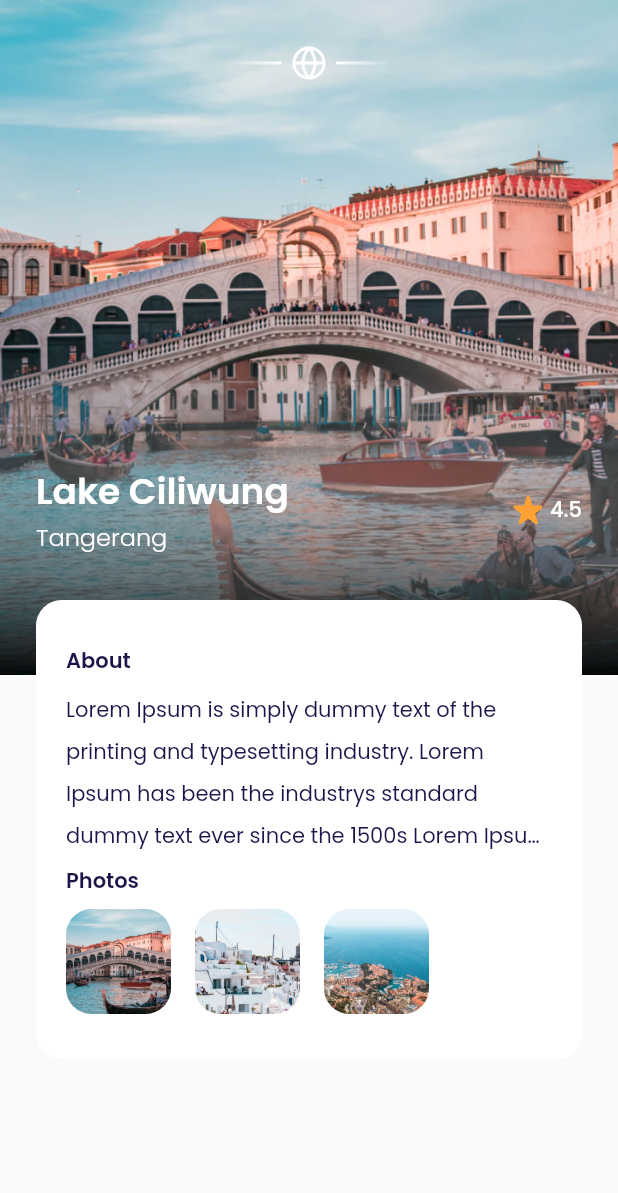
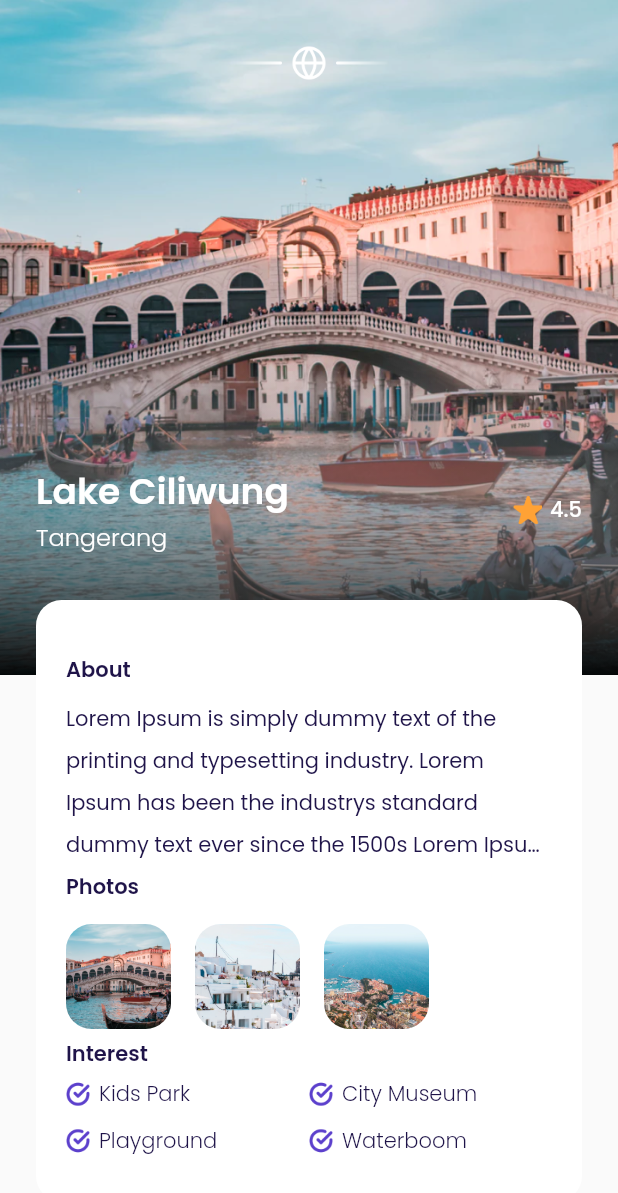
Before and after one commit to justirva09/flutter-basic, a Flutter app: the MainScreen screen opened by its route, after a tap on "Danau Beratan", on a phone screen of 412 x 824 dp. Shown: the top 1193 px of the screen. Run offline on Flutter 3.47's test engine with Material 2 defaults, Android fonts, the phone set to English and light mode, and no system bars; our stand-ins replace google_fonts.

Commit message:
completed detail page

```diff
--- a/lib/ui/screen/detail_screen.dart
+++ b/lib/ui/screen/detail_screen.dart
@@ -1,5 +1,7 @@
 import 'package:flutter/material.dart';
 import 'package:my_app/shared/theme.dart';
+import 'package:my_app/ui/widget/custom_button.dart';
+import 'package:my_app/ui/widget/interest_item.dart';
 
 class DetailScreen extends StatelessWidget {
   const DetailScreen({Key? key}) : super(key: key);
@@ -9,9 +11,11 @@ class DetailScreen extends StatelessWidget {
       width: double.infinity,
       height: 450,
       decoration: const BoxDecoration(
-          image: DecorationImage(
-              fit: BoxFit.cover,
-              image: AssetImage('assets/image_destination1.png'))),
+        image: DecorationImage(
+          fit: BoxFit.cover,
+          image: AssetImage('assets/image_destination1.png'),
+        ),
+      ),
     );
   }
 
@@ -21,10 +25,12 @@ class DetailScreen extends StatelessWidget {
       height: 214,
       margin: const EdgeInsets.only(top: 236),
       decoration: BoxDecoration(
-          gradient: LinearGradient(colors: [
-        kWhiteColor.withOpacity(0),
-        Colors.black.withOpacity(0.95)
-      ], begin: Alignment.topCenter, end: Alignment.bottomCenter)),
+        gradient: LinearGradient(
+          colors: [kWhiteColor.withOpacity(0), Colors.black.withOpacity(0.95)],
+          begin: Alignment.topCenter,
+          end: Alignment.bottomCenter,
+        ),
+      ),
     );
   }
 
@@ -38,6 +44,20 @@ class DetailScreen extends StatelessWidget {
         image: DecorationImage(
           fit: BoxFit.cover,
           image: AssetImage(image),
+        ),
+      ),
+    );
+  }
+
+  Widget headingTitle(String title) {
+    return Container(
+      margin: const EdgeInsets.symmetric(
+        vertical: 6,
+      ),
+      child: Text(
+        title,
+        style: blackTextStyle.copyWith(
+          fontWeight: semiBold,
         ),
       ),
     );
@@ -117,15 +137,7 @@ class DetailScreen extends StatelessWidget {
             child: Column(
               crossAxisAlignment: CrossAxisAlignment.start,
               children: [
-                Text(
-                  'About',
-                  style: blackTextStyle.copyWith(
-                    fontWeight: semiBold,
-                  ),
-                ),
-                const SizedBox(
-                  height: 6,
-                ),
+                headingTitle('About'),
                 Text(
                   'Lorem Ipsum is simply dummy text of the printing and typesetting industry. Lorem Ipsum has been the industrys standard dummy text ever since the 1500s Lorem Ipsum is simply dummy text of the printing and typesetting industry. Lorem Ipsum has been the industrys standard dummy text ever since the 1500s Lorem Ipsum is simply dummy text of the printing and typesetting industry. Lorem Ipsum has been the industrys standard dummy text ever since the 1500s',
                   style: blackTextStyle.copyWith(height: 2),
@@ -133,22 +145,65 @@ class DetailScreen extends StatelessWidget {
                   maxLines: 4, // give a max value for elipsis line
                 ),
                 // NOTE PHOTOS
-                const SizedBox(
-                  height: 8,
-                ),
-                Text(
-                  'Photos',
-                  style: blackTextStyle.copyWith(
-                    fontWeight: semiBold,
-                  ),
-                ),
+                headingTitle('Photos'),
                 Row(
                   children: [
                     contentDestinationPhotos('assets/image_destination1.png'),
                     contentDestinationPhotos('assets/image_destination2.png'),
                     contentDestinationPhotos('assets/image_destination3.png'),
                   ],
-                )
+                ),
+                headingTitle('Interest'),
+                Row(
+                  children: const [
+                    InterestsWidget(title: 'Kids Park'),
+                    InterestsWidget(title: 'City Museum'),
+                  ],
+                ),
+                const SizedBox(
+                  height: 10,
+                ),
+                Row(
+                  children: const [
+                    InterestsWidget(title: 'Playground'),
+                    InterestsWidget(title: 'Waterboom'),
+                  ],
+                ),
+              ],
+            ),
+          ),
+          // NOTE: PRICE & BOOK BUTTON
+          Container(
+            width: double.infinity,
+            margin: const EdgeInsets.symmetric(
+              vertical: 20,
+            ),
+            child: Row(
+              children: [
+                Expanded(
+                  child: Column(
+                    crossAxisAlignment: CrossAxisAlignment.start,
+                    children: [
+                      Text(
+                        'IDR 2.500.000',
+                        style: blackTextStyle.copyWith(
+                          fontWeight: medium,
+                          fontSize: 18,
+                        ),
+                      ),
+                      const SizedBox(
+                        height: 5,
+                      ),
+                      Text(
+                        'per Orang',
+                        style: greyTextStyle.copyWith(
+                          fontWeight: light,
+                        ),
+                      )
+                    ],
+                  ),
+                ),
+                CustomButton(title: 'Book Now', onPress: () {}, width: 170)
               ],
             ),
           )
@@ -160,9 +215,16 @@ class DetailScreen extends StatelessWidget {
   @override
   Widget build(BuildContext context) {
     return Scaffold(
-        backgroundColor: kBackgroundColor,
-        body: Stack(
-          children: [backgroundImage(), shadowBottom(), content()],
-        ));
+      backgroundColor: kBackgroundColor,
+      body: SingleChildScrollView(
+        child: Stack(
+          children: [
+            backgroundImage(),
+            shadowBottom(),
+            content(),
+          ],
+        ),
+      ),
+    );
   }
 }
--- a/lib/ui/widget/coursel_card_item.dart
+++ b/lib/ui/widget/coursel_card_item.dart
@@ -1,26 +1,39 @@
 import 'package:flutter/material.dart';
 import 'package:my_app/shared/theme.dart';
+import 'package:my_app/ui/screen/detail_screen.dart';
 
 class CourselCardItem extends StatelessWidget {
   final String thumbnail;
   final String title;
   final String rating;
   final String subTitle;
-  const CourselCardItem({ Key? key, required this.thumbnail, required this.title, required this.rating, required this.subTitle }) : super(key: key);
+  const CourselCardItem(
+      {Key? key,
+      required this.thumbnail,
+      required this.title,
+      required this.rating,
+      required this.subTitle})
+      : super(key: key);
 
   @override
   Widget build(BuildContext context) {
-    return Container(
+    return GestureDetector(
+      onTap: () {
+        Navigator.push(
+          context,
+          MaterialPageRoute(
+            builder: (context) => const DetailScreen(),
+          ),
+        );
+      },
+      child: Container(
           width: 200,
           height: 323,
           padding: const EdgeInsets.all(10),
-      margin: EdgeInsets.only(
-        right: defaultMargin
-      ),
+          margin: EdgeInsets.only(right: defaultMargin),
           decoration: BoxDecoration(
               borderRadius: BorderRadius.circular(defaultRadius),
-        color: kWhiteColor
-      ),
+              color: kWhiteColor),
           child: Column(
             crossAxisAlignment: CrossAxisAlignment.start,
             children: [
@@ -30,10 +43,7 @@ class CourselCardItem extends StatelessWidget {
                 margin: const EdgeInsets.only(bottom: 14),
                 decoration: BoxDecoration(
                     borderRadius: BorderRadius.circular(defaultRadius),
-              image: DecorationImage(
-                image: AssetImage(thumbnail)
-              )
-            ),
+                    image: DecorationImage(image: AssetImage(thumbnail))),
                 child: Align(
                   alignment: Alignment.topRight,
                   child: Container(
@@ -42,8 +52,7 @@ class CourselCardItem extends StatelessWidget {
                     decoration: BoxDecoration(
                       color: kWhiteColor,
                       borderRadius: const BorderRadius.only(
-                    bottomLeft: Radius.circular(18)
-                  ),
+                          bottomLeft: Radius.circular(18)),
                     ),
                     child: Row(
                       mainAxisAlignment: MainAxisAlignment.center,
@@ -55,15 +64,11 @@ class CourselCardItem extends StatelessWidget {
                           margin: const EdgeInsets.only(right: 2),
                           decoration: const BoxDecoration(
                               image: DecorationImage(
-                          image: AssetImage('assets/icon_star.png')
-                        )
-                      ),
+                                  image: AssetImage('assets/icon_star.png'))),
                         ),
                         Text(
                           rating,
-                      style: blackTextStyle.copyWith(
-                        fontWeight: medium
-                      ),
+                          style: blackTextStyle.copyWith(fontWeight: medium),
                         )
                       ],
                     ),
@@ -78,24 +83,18 @@ class CourselCardItem extends StatelessWidget {
                     Text(
                       title,
                       style: blackTextStyle.copyWith(
-                    fontSize: 18,
-                    fontWeight: medium
+                          fontSize: 18, fontWeight: medium),
                     ),
-                ),
-                const SizedBox(
-                  height: 5
-                ),
+                    const SizedBox(height: 5),
                     Text(
                       subTitle,
-                  style: greyTextStyle.copyWith(
-                    fontWeight: light
-                  ),
+                      style: greyTextStyle.copyWith(fontWeight: light),
                     )
                   ],
                 ),
               ),
             ],
-      )
+          )),
     );
   }
 }
--- a/lib/ui/widget/custom_button.dart
+++ b/lib/ui/widget/custom_button.dart
@@ -4,17 +4,19 @@ import 'package:my_app/shared/theme.dart';
 /// add width, height, color, fontSize, bgColor, radius
 class CustomButton extends StatelessWidget {
   final String title;
+  final double width;
   final VoidCallback onPress;
   const CustomButton({
     Key? key,
     required this.title, //props button title
-    required this.onPress //props button onPress
+    required this.onPress, //props button onPress
+    this.width = 220,
   }) : super(key: key);
 
   @override
   Widget build(BuildContext context) {
     return Container(
-      width: 220,
+        width: width,
         height: 55,
         margin: const EdgeInsets.only(top: 50, bottom: 50),
         child: TextButton(
@@ -22,17 +24,9 @@ class CustomButton extends StatelessWidget {
             style: TextButton.styleFrom(
                 backgroundColor: kPrimaryColor,
                 shape: RoundedRectangleBorder(
-            borderRadius: BorderRadius.circular(defaultRadius)
-          )
-        ),
-        child: Text(
-          title,
+                    borderRadius: BorderRadius.circular(defaultRadius))),
+            child: Text(title,
                 style: whiteTextStyle.copyWith(
-            fontSize: 18,
-            fontWeight: medium
-          )
-        )
-      )
-    );
+                    fontSize: 18, fontWeight: medium))));
   }
 }
--- /dev/null
+++ b/lib/ui/widget/interest_item.dart
@@ -0,0 +1,39 @@
+import 'package:flutter/material.dart';
+import 'package:my_app/shared/theme.dart';
+
+class InterestsWidget extends StatelessWidget {
+  final String title;
+  const InterestsWidget({
+    Key? key,
+    required this.title,
+  }) : super(key: key);
+
+  @override
+  Widget build(BuildContext context) {
+    return Expanded(
+      child: Row(
+        children: [
+          Container(
+            width: 16,
+            height: 16,
+            margin: const EdgeInsets.only(
+              right: 6,
+            ),
+            decoration: const BoxDecoration(
+              image: DecorationImage(
+                fit: BoxFit.cover,
+                image: AssetImage('assets/icon_check.png'),
+              ),
+            ),
+          ),
+          Text(
+            title,
+            style: blackTextStyle.copyWith(
+              fontWeight: light,
+            ),
+          )
+        ],
+      ),
+    );
+  }
+}
```
Lines whose indentation alone changed are shown as unchanged.
